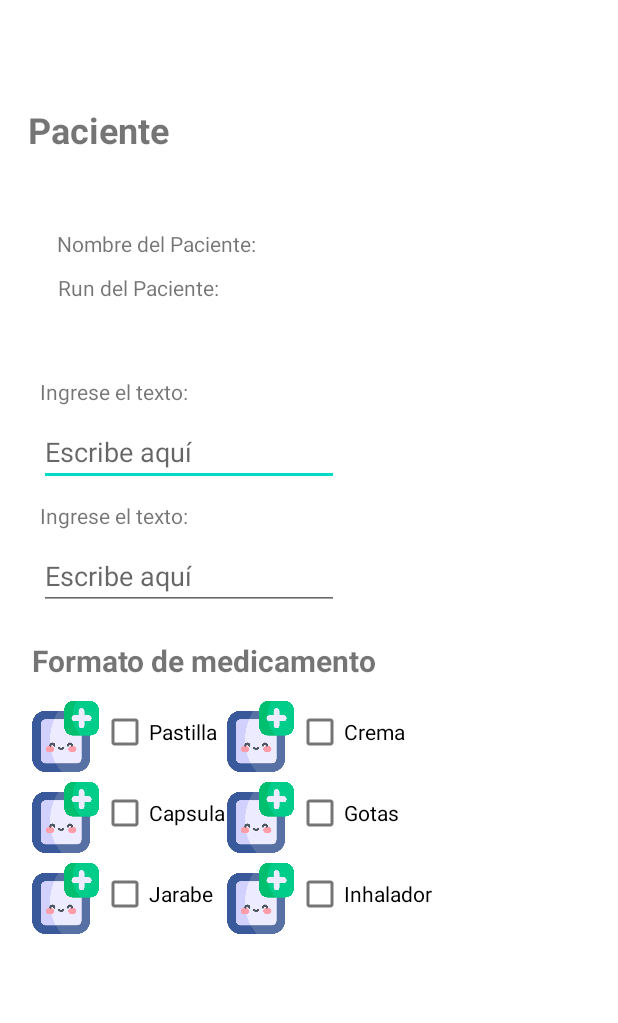
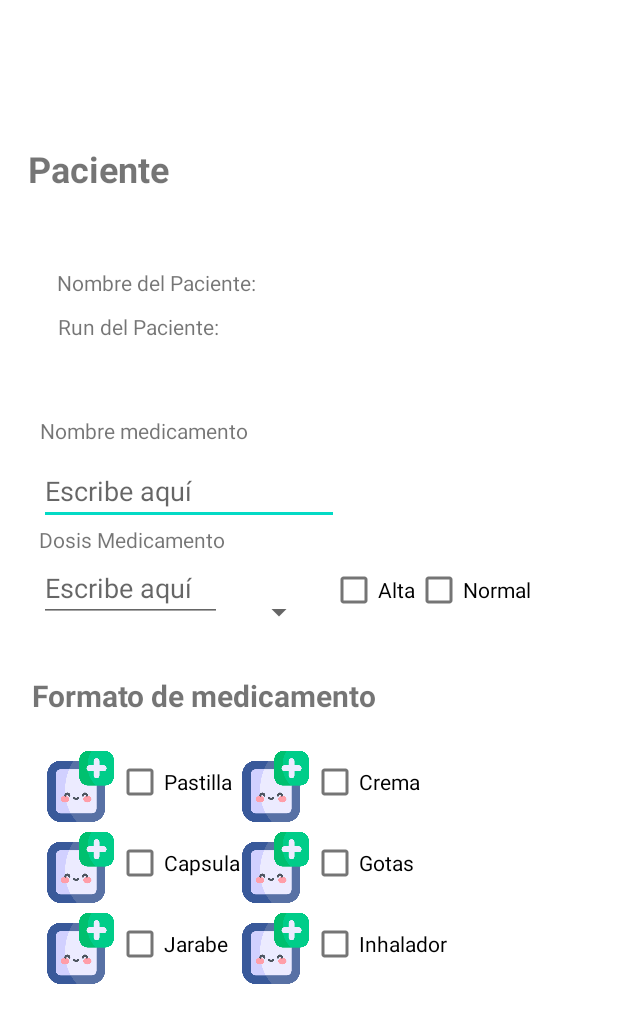
Before and after one commit to MrCr1ss/goldenAge, an Android app: the layout activity_agregar_medicamento.xml on its own in the app's theme, with its tools: preview values and no code run, on a phone screen of 412 x 824 dp. Shown: the top 1023 px of the screen. Run offline under Robolectric (Android 15) with nearby library versions, the phone set to English and light mode, and no system bars; Roboto replaces fonts that are not available here.

Commit message:
Descripción de los cambios

```diff
--- a/app/src/main/java/com/example/appveterinaria/AgregarMedicamento.java
+++ b/app/src/main/java/com/example/appveterinaria/AgregarMedicamento.java
@@ -2,7 +2,9 @@ package com.example.appveterinaria;
 
 import androidx.appcompat.app.AppCompatActivity;
 
+import android.content.Intent;
 import android.os.Bundle;
+import android.widget.TextView;
 
 public class AgregarMedicamento extends AppCompatActivity {
 
@@ -10,5 +12,37 @@ public class AgregarMedicamento extends AppCompatActivity {
     protected void onCreate(Bundle savedInstanceState) {
         super.onCreate(savedInstanceState);
         setContentView(R.layout.activity_agregar_medicamento);
+
+
+
+        // Recuperar datos del Intent
+        Intent intent = getIntent();
+        String nombre = intent.getStringExtra("NOMBRE");
+        String run = intent.getStringExtra("N_FICHA");
+        Animal animal = intent.getParcelableExtra("ANIMAL_SELECCIONADO");
+
+        // Mostrar el nombre en un TextView
+        TextView textViewNombre = findViewById(R.id.textViewNombre);
+        textViewNombre.setText("Nombre del Paciente: " + nombre);
+
+        // Mostrar el Run en un TextView
+        TextView textViewRun = findViewById(R.id.textViewRun);
+        textViewRun.setText("Run del Paciente: " + run);
+
+        // Lógica para agregar medicamento al animal
+        agregarMedicamentoAlAnimal(animal);
     }
+    private void agregarMedicamentoAlAnimal(Animal animal) {
+        // Obtener datos del formulario o de donde sea necesario
+        String nombreMedicamento = obtenerNombreMedicamentoDelFormulario();
+        String dosisMedicamento = obtenerDosisMedicamentoDelFormulario();
+
+        // Crear un nuevo medicamento
+        Medicamento nuevoMedicamento = new Medicamento(idMedicamento, nombreMedicamento, dosisMedicamento);
+
+        // Agregar el medicamento a la lista de medicamentos del animal
+        animal.agregarMedicamento(nuevoMedicamento);
+
+    }
+
 }
--- a/app/src/main/java/com/example/appveterinaria/Animal.java
+++ b/app/src/main/java/com/example/appveterinaria/Animal.java
@@ -5,6 +5,8 @@ import androidx.appcompat.app.AppCompatActivity;
 import android.os.Bundle;
 import android.os.Parcel;
 import android.os.Parcelable;
+import java.util.List;
+import java.util.ArrayList;
 
 
 public class Animal implements Parcelable {
@@ -14,8 +16,19 @@ public class Animal implements Parcelable {
     public String tAnimal;
     public String eAnimal;
 
+    private List<Medicamento> medicamentos;
+
     public Animal() {
+        // Inicializar la lista de medicamentos en el constructor
+        medicamentos = new ArrayList<>();
+    }
+    // Métodos para gestionar la lista de medicamentos
+    public void agregarMedicamento(Medicamento medicamento) {
+        this.medicamentos.add(medicamento);
+    }
 
+    public List<Medicamento> getMedicamentos() {
+        return medicamentos;
     }
 
     public String getnFicha() {
@@ -66,6 +79,7 @@ public class Animal implements Parcelable {
         dest.writeString(this.nAnimal);
         dest.writeString(this.tAnimal);
         dest.writeString(this.eAnimal);
+        dest.writeList(this.medicamentos);
     }
 
     public void readFromParcel(Parcel source) {
@@ -73,6 +87,8 @@ public class Animal implements Parcelable {
         this.nAnimal = source.readString();
         this.tAnimal = source.readString();
         this.eAnimal = source.readString();
+        this.medicamentos = new ArrayList<>();
+        source.readList(this.medicamentos, Medicamento.class.getClassLoader());
     }
 
     protected Animal(Parcel in) {
@@ -80,7 +96,10 @@ public class Animal implements Parcelable {
         this.nAnimal = in.readString();
         this.tAnimal = in.readString();
         this.eAnimal = in.readString();
+        this.medicamentos = new ArrayList<>();
+        in.readList(this.medicamentos, Medicamento.class.getClassLoader());
     }
+
     public static final Creator<Animal> CREATOR = new Creator<Animal>() {
         @Override
         public Animal createFromParcel(Parcel source) {
--- a/app/src/main/java/com/example/appveterinaria/Medicamento.java
+++ b/app/src/main/java/com/example/appveterinaria/Medicamento.java
@@ -44,6 +44,19 @@ public class Medicamento extends AppCompatActivity {
     private void onClickImage1() {
         // Crea un Intent para iniciar la nueva actividad
         Intent intent = new Intent(this, AgregarMedicamento.class);
+        // Recupera los datos del Intent
+        Intent intentOrigen = getIntent();
+        String nombre = intentOrigen.getStringExtra("NOMBRE");
+        String run = intentOrigen.getStringExtra("N_FICHA");
+        //
+        Animal animal = intentOrigen.getParcelableExtra("ANIMAL_SELECCIONADO");
+
+        // Pasa los datos a través del Intent
+        intent.putExtra("NOMBRE", nombre);
+        intent.putExtra("N_FICHA", run);
+        //
+        // Pasa el objeto Animal a través del Intent
+        intent.putExtra("ANIMAL_SELECCIONADO", animal);
         startActivity(intent);
     }
 }
--- a/app/src/main/res/layout/activity_agregar_medicamento.xml
+++ b/app/src/main/res/layout/activity_agregar_medicamento.xml
@@ -5,27 +5,26 @@
     android:layout_width="match_parent"
     android:layout_height="match_parent"
     tools:context=".AgregarMedicamento">
+
     <androidx.appcompat.widget.LinearLayoutCompat
         android:layout_width="match_parent"
         android:layout_height="match_parent"
         android:gravity="center"
         android:orientation="vertical"
-        tools:layout_editor_absoluteX="127dp"
-        tools:layout_editor_absoluteY="-45dp"
-        android:layout_marginRight="20dp"
-        android:layout_marginLeft="20dp">
+        tools:layout_editor_absoluteX="20dp"
+        tools:layout_editor_absoluteY="0dp">
 
         <TextView
             android:id="@+id/textViewPaciente"
             android:layout_width="wrap_content"
             android:layout_height="wrap_content"
+            android:layout_alignParentStart="true"
             android:layout_alignParentTop="true"
-            android:layout_alignParentStart="true"
             android:layout_marginStart="-140dp"
             android:layout_marginTop="70dp"
+            android:text="@string/textPaciente"
             android:textSize="24sp"
-            android:textStyle="bold"
-            android:text="@string/textPaciente" />
+            android:textStyle="bold" />
 
         <TextView
             android:id="@+id/textViewNombre"
@@ -34,6 +33,7 @@
             android:layout_marginStart="-100dp"
             android:layout_marginTop="50dp"
             android:text="Nombre del Paciente: " />
+
         <TextView
             android:id="@+id/textViewRun"
             android:layout_width="wrap_content"
@@ -43,59 +43,93 @@
             android:text="Run del Paciente: " />
         <!-- Texto explicativo -->
         <TextView
-            android:id="@+id/textViewExplicacion"
+            android:id="@+id/textViewtextNomMed"
             android:layout_width="wrap_content"
             android:layout_height="wrap_content"
-            android:text="Ingrese el texto:"
+            android:layout_marginStart="-110dp"
             android:layout_marginTop="50dp"
-            android:layout_marginStart="-130dp"/>
+            android:text="@string/textNomMed" />
 
         <!-- Cuadro de texto -->
         <EditText
-            android:id="@+id/editTextTexto"
+            android:id="@+id/editTextNombreMed"
             android:layout_width="200dp"
             android:layout_height="wrap_content"
             android:layout_below="@id/textViewExplicacion"
+            android:layout_marginStart="-80dp"
             android:layout_marginTop="8dp"
-            android:layout_marginStart="-80dp"
-            android:hint="Escribe aquí"/>
+            android:hint="Escribe aquí" />
+        <GridLayout
+            android:layout_width="400dp"
+            android:layout_height="80dp"
+            android:layout_marginLeft="20dp"
+            android:columnCount="4"
+            android:rowCount="2">
 
+            <!-- Cuadro de texto -->
             <TextView
                 android:id="@+id/textViewExplicacion"
                 android:layout_width="wrap_content"
                 android:layout_height="wrap_content"
-            android:text="Ingrese el texto:"
-            android:layout_marginTop="10dp"
-            android:layout_marginStart="-130dp"/>
-        <!-- Cuadro de texto -->
+                android:layout_row="0"
+                android:layout_column="0"
+                android:text="@string/textDosis" />
+
             <EditText
-            android:id="@+id/editTextTexto"
-            android:layout_width="200dp"
+                android:id="@+id/editTextDosis"
+                android:layout_width="122dp"
                 android:layout_height="wrap_content"
+                android:layout_row="1"
+                android:layout_column="0"
                 android:layout_below="@id/textViewExplicacion"
-            android:layout_marginTop="8dp"
-            android:layout_marginStart="-80dp"
-            android:hint="Escribe aquí"/>
+                android:hint="Escribe aquí"
+                android:inputType="number"/>
+            <Spinner
+                android:id="@+id/tipDosi"
+                android:layout_width="60dp"
+                android:layout_height="wrap_content"
+                android:layout_marginTop="15dp"
+                android:entries="@array/tipoDosi"
+                android:spinnerMode="dialog" />
 
+            <CheckBox
+                android:id="@+id/checkBoxNormal"
+                android:layout_width="wrap_content"
+                android:layout_height="wrap_content"
+                android:layout_row="1"
+                android:layout_column="3"
+                android:text="@string/textNormal" />
+
+            <CheckBox
+                android:id="@+id/checkBoxAlta"
+                android:layout_width="wrap_content"
+                android:layout_height="wrap_content"
+                android:layout_marginLeft="10dp"
+                android:layout_row="1"
+                android:layout_column="2"
+                android:text="@string/textAlta" />
+
+
+        </GridLayout>
         <TextView
             android:id="@+id/textViewPaciente"
             android:layout_width="wrap_content"
             android:layout_height="wrap_content"
+            android:layout_alignParentStart="true"
             android:layout_alignParentTop="true"
-            android:layout_alignParentStart="true"
             android:layout_marginStart="-70dp"
             android:layout_marginTop="20dp"
+            android:text="@string/textFormat"
             android:textSize="20sp"
-            android:textStyle="bold"
-            android:text="@string/textFormat" />
-
+            android:textStyle="bold" />
         <GridLayout
             android:layout_width="match_parent"
-            android:layout_height="match_parent"
+            android:layout_height="300dp"
+            android:layout_marginTop="20dp"
+            android:layout_marginLeft="20dp"
             android:columnCount="6"
-            android:rowCount="6"
-            android:layout_marginTop="10dp"
-            android:orientation="horizontal">
+            android:orientation="horizontal"
+            android:rowCount="4">
 
             <!--Boton1-->
             <ImageButton
@@ -108,8 +142,9 @@
                 android:background="@null"
                 android:scaleType="fitCenter"
                 android:src="@drawable/add" />
+
             <CheckBox
-                android:id="@+id/checkBox"
+                android:id="@+id/checkBoxPas"
                 android:layout_width="wrap_content"
                 android:layout_height="wrap_content"
                 android:layout_row="0"
@@ -127,8 +162,9 @@
                 android:background="@null"
                 android:scaleType="fitCenter"
                 android:src="@drawable/add" />
+
             <CheckBox
-                android:id="@+id/checkBox"
+                android:id="@+id/checkBoxCap"
                 android:layout_width="wrap_content"
                 android:layout_height="wrap_content"
                 android:layout_row="1"
@@ -146,8 +182,9 @@
                 android:background="@null"
                 android:scaleType="fitCenter"
                 android:src="@drawable/add" />
+
             <CheckBox
-                android:id="@+id/checkBox"
+                android:id="@+id/checkBoxJar"
                 android:layout_width="wrap_content"
                 android:layout_height="wrap_content"
                 android:layout_row="2"
@@ -165,8 +202,9 @@
                 android:background="@null"
                 android:scaleType="fitCenter"
                 android:src="@drawable/add" />
+
             <CheckBox
-                android:id="@+id/checkBox"
+                android:id="@+id/checkBoxGot"
                 android:layout_width="wrap_content"
                 android:layout_height="wrap_content"
                 android:layout_row="1"
@@ -184,8 +222,9 @@
                 android:background="@null"
                 android:scaleType="fitCenter"
                 android:src="@drawable/add" />
+
             <CheckBox
-                android:id="@+id/checkBox"
+                android:id="@+id/checkBoxCrem"
                 android:layout_width="wrap_content"
                 android:layout_height="wrap_content"
                 android:layout_row="0"
@@ -203,8 +242,9 @@
                 android:background="@null"
                 android:scaleType="fitCenter"
                 android:src="@drawable/add" />
+
             <CheckBox
-                android:id="@+id/checkBox"
+                android:id="@+id/checkBoxInha"
                 android:layout_width="wrap_content"
                 android:layout_height="wrap_content"
                 android:layout_row="2"
--- a/app/src/main/res/values/arrays.xml
+++ b/app/src/main/res/values/arrays.xml
@@ -7,4 +7,10 @@
         <item>Conejo</item>
         <item>Hámster</item>
     </string-array>
+    <string-array name="tipoDosi">
+        <item>Dosificación</item>
+        <item>Mg</item>
+        <item>Ml</item>
+        <item>G</item>
+    </string-array>
 </resources>
--- a/app/src/main/res/values/strings.xml
+++ b/app/src/main/res/values/strings.xml
@@ -54,6 +54,11 @@
     <string name="textListMedi">Listar Medicamento</string>
     <string name="textDelMedi">Eliminar Medicamento</string>
     <!--Medicamento-->
+
+    <string name="textDosis">Dosis Medicamento</string>
+    <string name="textAlta">Alta</string>
+    <string name="textNormal">Normal</string>
+    <string name="textNomMed">Nombre medicamento</string>
     <string name="textFormat">Formato de medicamento</string>
     <string name="textPast">Pastilla</string>
     <string name="textCap">Capsula</string>
```
Lines whose indentation alone changed are shown as unchanged.
